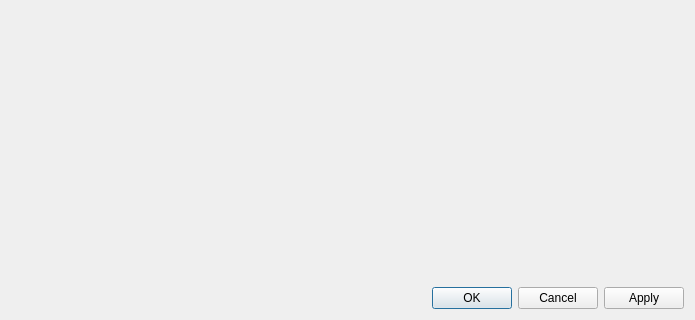
aeag/mask, file mask/ui_plugin_mask.ui: the form before one commit; both pictures show x 0 to 695 and y 459 to 779 of the 695 by 779 pixel window.
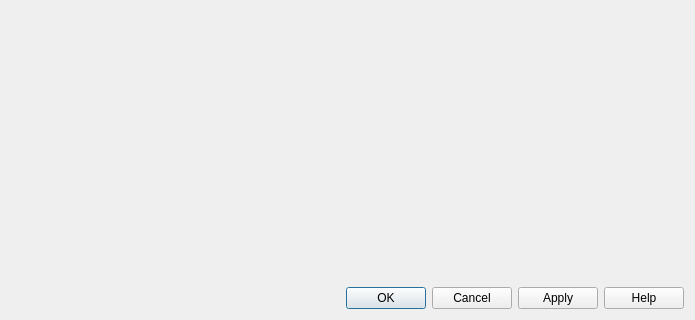
The form after the commit.

Commit message: Add an About dialog and links to the manual

```diff
--- a/mask/ui_plugin_mask.ui
+++ b/mask/ui_plugin_mask.ui
@@ -278,7 +278,7 @@
       <enum>Qt::Horizontal</enum>
      </property>
      <property name="standardButtons">
-      <set>QDialogButtonBox::Apply|QDialogButtonBox::Cancel|QDialogButtonBox::Ok</set>
+      <set>QDialogButtonBox::Apply|QDialogButtonBox::Cancel|QDialogButtonBox::Help|QDialogButtonBox::Ok</set>
      </property>
     </widget>
    </item>
```
The commit also changes 3 other files.
